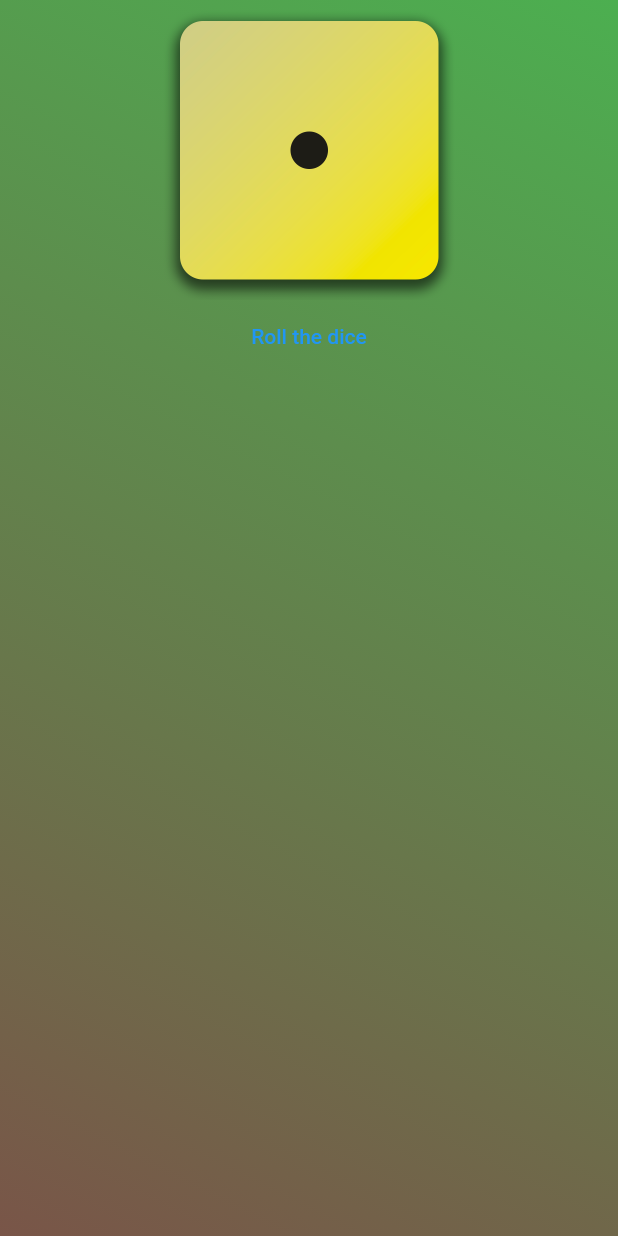
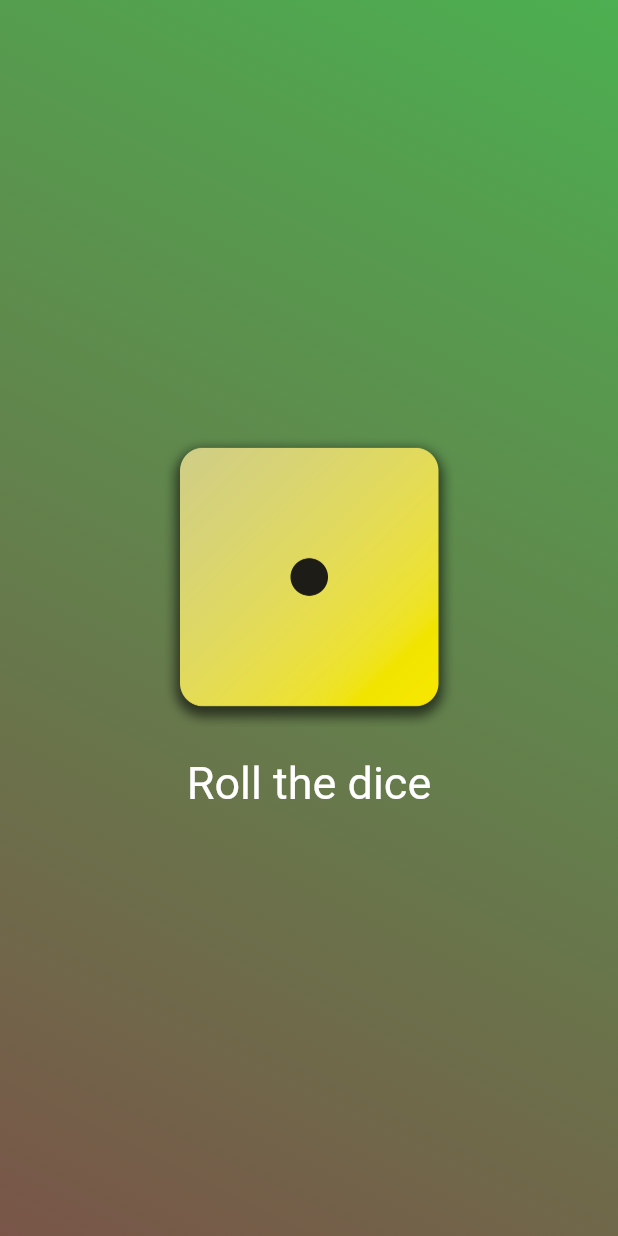
Before and after one commit to jfspps/Flutter_Demo, a Flutter app: the screen it shows after launch, on a phone screen of 412 x 824 dp. Run offline on Flutter 3.47's test engine with Material 2 defaults, Android fonts, the light colour scheme and no system bars.

Commit message:
updated column styling and added TextButton; all dart files updated with surplus comma

```diff
--- a/lib/widgets/custom_image_widget.dart
+++ b/lib/widgets/custom_image_widget.dart
@@ -13,6 +13,9 @@ class CustomImageWidget extends StatelessWidget {
     final relPath = rootPath + fileName;
 
     // width in pixels
-    return Image.asset(relPath, width: 200);
+    return Image.asset(
+      relPath,
+      width: 200,
+    );
   }
 }
--- a/lib/widgets/custom_materialapp_widget.dart
+++ b/lib/widgets/custom_materialapp_widget.dart
@@ -2,8 +2,10 @@ import 'package:dice/widgets/custom_image_widget.dart';
 import 'package:flutter/material.dart';
 
 // "const" is a compile-time constant and must be initialised here;
-const double defaultSize = 24;
+const double defaultFontSize = 30;
 const String message = "Roll the dice";
+
+const double defaultPadding = 20;
 
 /// Custom MaterialApp widget that applies a top-right to bottom-left gradient, with the
 /// CustomText widget styling in place.
@@ -32,13 +34,37 @@ class CustomMaterialAppWidget extends StatelessWidget {
         body: Container(
           decoration: const BoxDecoration(
             gradient: LinearGradient(
-                        colors: [Colors.green, Colors.brown],
+              colors: [
+                Colors.green,
+                Colors.brown,
+              ],
               begin: Alignment.topRight,
-                        end: Alignment.bottomLeft)),
+              end: Alignment.bottomLeft,
+            ),
+          ),
           child: Center(
-                    child: Column(children: [
+            child: Column(
+              mainAxisSize: MainAxisSize.min,
+              children: [
                 CustomImageWidget(imageFilename),
-                  TextButton(onPressed: rollDice, child: const Text(message))
-                ])))));
+                TextButton(
+                  onPressed: rollDice,
+                  style: TextButton.styleFrom(
+                    foregroundColor: Colors.white,
+                    padding: const EdgeInsets.only(
+                      top: defaultPadding,
+                    ),
+                    textStyle: const TextStyle(
+                      fontSize: defaultFontSize,
+                    ),
+                  ),
+                  child: const Text(message),
+                )
+              ],
+            ),
+          ),
+        ),
+      ),
+    );
   }
 }
```
Also changed, not shown: lib/widgets/custom_text_widget.dart (+8 -5 lines). Lines whose indentation alone changed are shown as unchanged.
